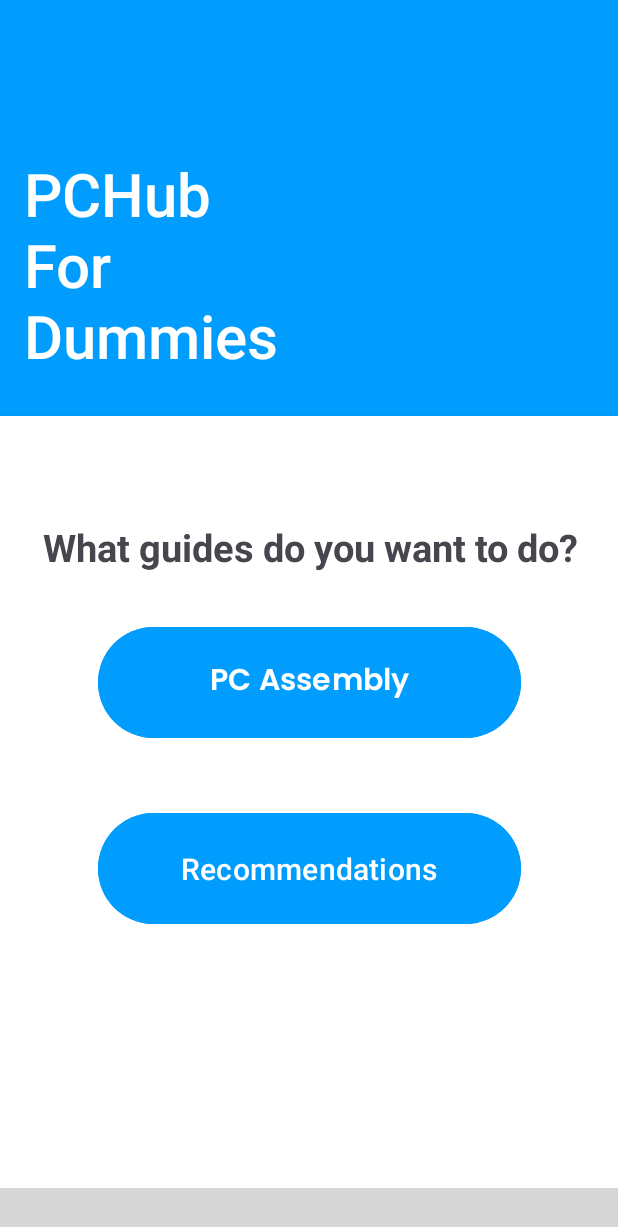
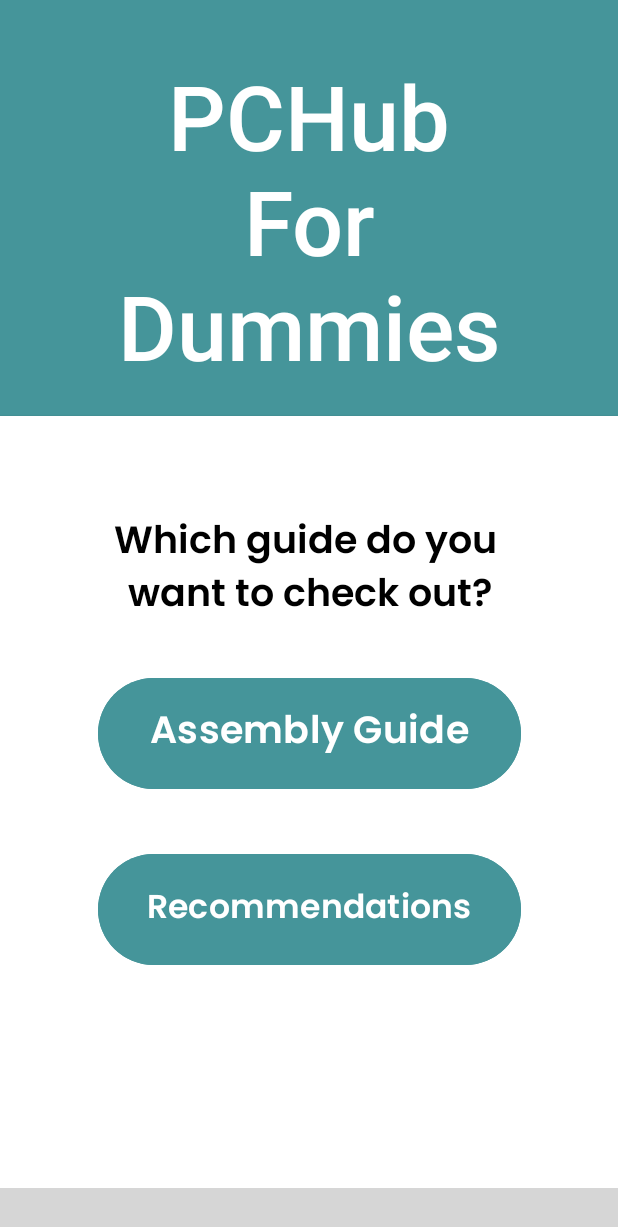
Before and after one commit to ChromaCyan/Hubbies-OLD-Project-, an Android app: the FrontPage screen opened directly, with no data from a screen before it, after a tap on "Build your PC", on a phone screen of 412 x 824 dp. Shown: the top 1227 px of the screen. Run offline under Robolectric (Android 15) with nearby library versions, the light colour scheme and no system bars; libraries missing offline, so code that uses them is left out: com.etebarian.meowbottomnavigation; plain views replace MeowBottomNavigation; 6 statements that could not run were skipped; grey boxes are pictures that could not be loaded.

Commit message:
"Layout color changes"

```diff
--- a/app/src/main/res/layout/activity_front_page.xml
+++ b/app/src/main/res/layout/activity_front_page.xml
@@ -51,10 +51,12 @@
 
             <TextView
                 android:id="@+id/textView7"
+                style="@style/h4"
                 android:layout_width="match_parent"
                 android:layout_height="wrap_content"
                 android:text="@string/Choice"
                 android:textAlignment="center"
+                android:textColor="@color/black"
                 android:textSize="25sp"
                 android:textStyle="bold"
                 app:layout_constraintBottom_toBottomOf="parent"
@@ -82,6 +84,7 @@
 
             <Button
                 android:id="@+id/second_choice"
+                style="@style/h4"
                 android:layout_width="282dp"
                 android:layout_height="82dp"
                 android:backgroundTint="@color/startup_color"
--- a/app/src/main/res/layout/activity_main.xml
+++ b/app/src/main/res/layout/activity_main.xml
@@ -17,7 +17,7 @@
         android:layout_width="match_parent"
         android:layout_height="wrap_content"
         android:layout_alignParentBottom="true"
-        android:background="@color/app_theme"
+        android:background="@color/startup_color"
         app:mbn_circleColor="#ffffff"
         app:mbn_countBackgroundColor="#ff6f00"
         app:mbn_countTextColor="#ffffff"
--- a/app/src/main/res/layout/fragment_guide.xml
+++ b/app/src/main/res/layout/fragment_guide.xml
@@ -4,7 +4,8 @@
     xmlns:tools="http://schemas.android.com/tools"
     android:layout_width="match_parent"
     android:layout_height="match_parent"
-    android:background="@color/app_theme">
+    android:background="@color/startup_color"
+    tools:context=".Activities.FrontPage">
 
     <androidx.constraintlayout.widget.Guideline
         android:id="@+id/Horizontal1"
@@ -18,15 +19,15 @@
         android:id="@+id/textView6"
         style="@style/h2"
         android:layout_width="wrap_content"
-        android:layout_height="139dp"
-        android:layout_marginStart="16dp"
-        android:layout_marginTop="16dp"
-        android:layout_marginBottom="36dp"
+        android:layout_height="wrap_content"
+        android:layout_marginBottom="20dp"
         android:fontFamily="sans-serif-medium"
+        android:gravity="center"
         android:text="@string/PCHub1"
         android:textColor="@color/white"
-        android:textSize="40sp"
+        android:textSize="60sp"
         app:layout_constraintBottom_toTopOf="@+id/Horizontal1"
+        app:layout_constraintEnd_toEndOf="parent"
         app:layout_constraintStart_toStartOf="parent"
         app:layout_constraintTop_toBottomOf="parent"
         app:layout_constraintTop_toTopOf="parent"
@@ -50,10 +51,12 @@
 
             <TextView
                 android:id="@+id/textView7"
+                style="@style/h4"
                 android:layout_width="match_parent"
                 android:layout_height="wrap_content"
-                android:text="What guides do you want to do?"
+                android:text="Which guide do you \nwant to check out?"
                 android:textAlignment="center"
+                android:textColor="@color/black"
                 android:textSize="25sp"
                 android:textStyle="bold"
                 app:layout_constraintBottom_toBottomOf="parent"
@@ -68,10 +71,10 @@
                 style="@style/h4"
                 android:layout_width="282dp"
                 android:layout_height="82dp"
-                android:backgroundTint="@color/app_theme"
-                android:text="PC Assembly"
+                android:backgroundTint="@color/startup_color"
+                android:text="Assembly Guide"
                 android:textColor="@color/white"
-                android:textSize="20sp"
+                android:textSize="25sp"
                 app:layout_constraintBottom_toBottomOf="parent"
                 app:layout_constraintEnd_toEndOf="parent"
                 app:layout_constraintHorizontal_bias="0.497"
@@ -81,11 +84,13 @@
 
             <Button
                 android:id="@+id/second_choice"
+                style="@style/h4"
                 android:layout_width="282dp"
                 android:layout_height="82dp"
-                android:backgroundTint="@color/app_theme"
+                android:backgroundTint="@color/startup_color"
                 android:text="Recommendations"
-                android:textSize="20sp"
+                android:textColor="@color/white"
+                android:textSize="22sp"
                 app:layout_constraintBottom_toBottomOf="parent"
                 app:layout_constraintEnd_toEndOf="parent"
                 app:layout_constraintHorizontal_bias="0.497"
--- a/app/src/main/res/layout/fragment_home.xml
+++ b/app/src/main/res/layout/fragment_home.xml
@@ -14,7 +14,7 @@
         <LinearLayout
             android:layout_width="match_parent"
             android:layout_height="wrap_content"
-            android:background="@color/app_theme"
+            android:background="@color/startup_color"
             android:orientation="horizontal"
             android:padding="12dp">
 
--- a/app/src/main/res/layout/fragment_motherboard.xml
+++ b/app/src/main/res/layout/fragment_motherboard.xml
@@ -15,7 +15,7 @@
         <LinearLayout
             android:layout_width="match_parent"
             android:layout_height="wrap_content"
-            android:background="@color/app_theme"
+            android:background="@color/startup_color"
             android:orientation="horizontal"
             android:padding="12dp">
 
```
Also changed, not shown: app/src/main/res/values/strings.xml (+8 -8 lines).
